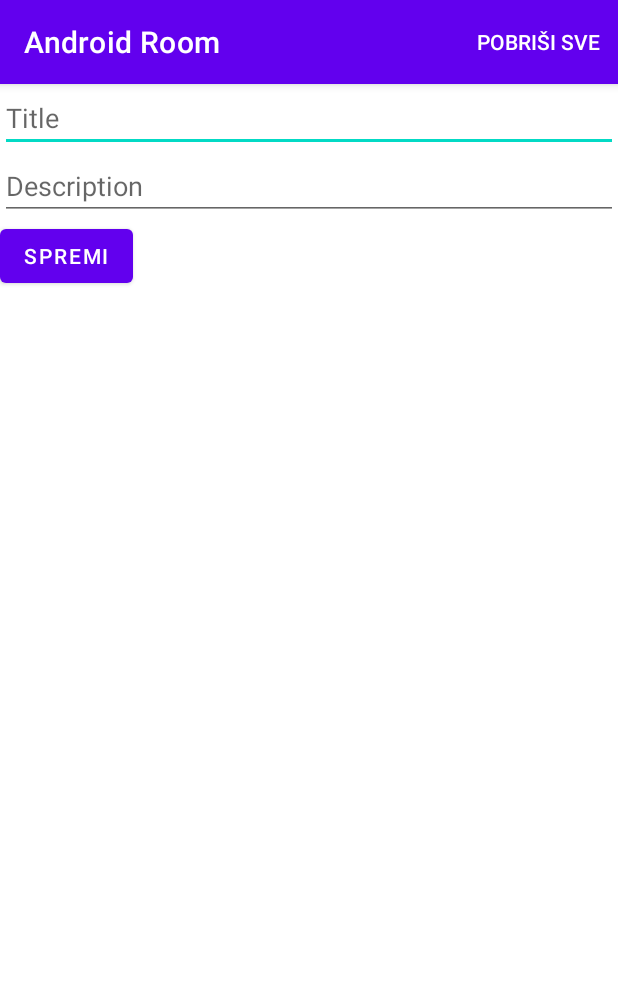
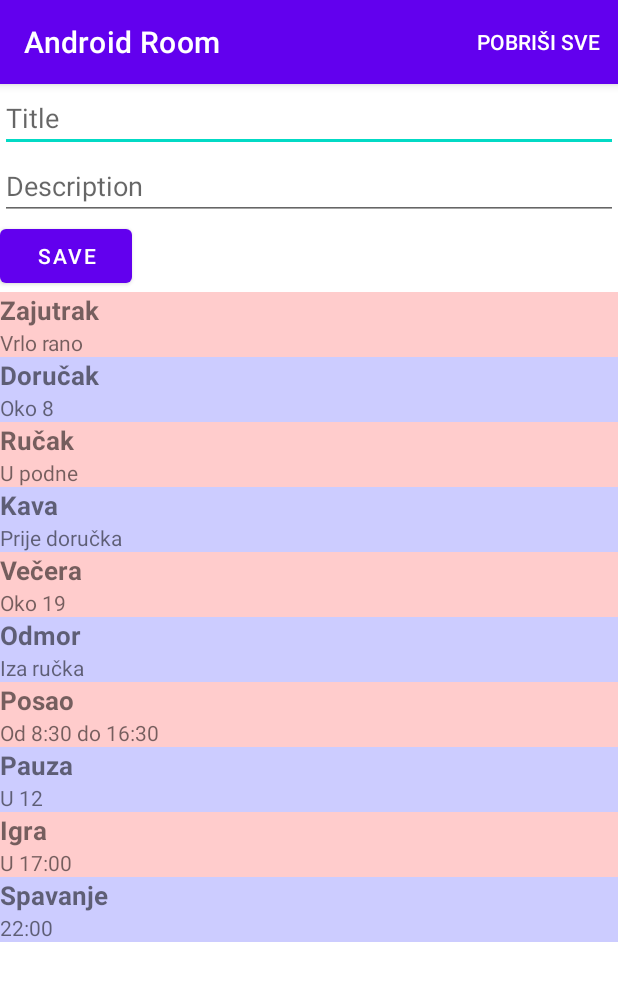
Before and after one commit to githubzaalgebru/AndroidRoom, an Android app: the screen it shows after launch (MainActivity), on a phone screen of 412 x 824 dp. Shown: the top 981 px of the screen. Run offline under Robolectric (Android 15) with nearby library versions, the phone set to English and light mode, and no system bars.

```diff
--- a/app/src/main/java/com/algebra/androidroom/MainActivity.kt
+++ b/app/src/main/java/com/algebra/androidroom/MainActivity.kt
@@ -7,6 +7,9 @@ import android.view.MenuItem
 import android.widget.Button
 import android.widget.EditText
 import android.widget.Toast
+import androidx.recyclerview.widget.LinearLayoutManager
+import com.algebra.androidroom.model.TodoEntity
+import com.algebra.androidroom.ui.TodosAdapter
 import kotlinx.android.synthetic.main.activity_main.*
 
 class MainActivity : AppCompatActivity( ) {
@@ -14,6 +17,22 @@ class MainActivity : AppCompatActivity( ) {
     override fun onCreate( savedInstanceState: Bundle? ) {
         super.onCreate( savedInstanceState )
         setContentView( R.layout.activity_main )
+
+        setupListeners( )
+        rView.layoutManager = LinearLayoutManager( this )
+        rView.adapter       = TodosAdapter( )
+        ( rView.adapter as TodosAdapter ).todos = mockList( )
+    }
+
+    private fun setupListeners( ) {
+        bSave.setOnClickListener {
+            val todo = readNewTodo( )
+            if( todo!=null ) {
+                Toast
+                    .makeText( this, "Todo $todo loaded", Toast.LENGTH_SHORT )
+                    .show( )
+            }
+        }
     }
 
     override fun onCreateOptionsMenu( menu: Menu? ): Boolean {
@@ -27,4 +46,33 @@ class MainActivity : AppCompatActivity( ) {
         }
         return true
     }
+
+    private fun readNewTodo( ) : TodoEntity? {
+        val title       = etTitle.text.toString( ).trim( )
+        val description = etDescription.text.toString( ).trim( )
+        if( title=="" )
+            etTitle.error = "Title is missing"
+        if( description=="" )
+            etDescription.error = "Description is missing"
+        if( title=="" || description=="" ) {
+            Toast.makeText(this, "Both fields must be filled", Toast.LENGTH_SHORT).show()
+            return null
+        }
+        return TodoEntity( 0, title, description )
+    }
+
+    private fun mockList( ) : List< TodoEntity > {
+        val lista = mutableListOf< TodoEntity >( )
+        lista.add( TodoEntity( 1,  "Zajutrak", "Vrlo rano" ))
+        lista.add( TodoEntity( 2,  "Doručak", "Oko 8" ) )
+        lista.add( TodoEntity( 3,  "Ručak", "U podne" ) )
+        lista.add( TodoEntity( 4,  "Kava", "Prije doručka" ) )
+        lista.add( TodoEntity( 5,  "Večera", "Oko 19" ) )
+        lista.add( TodoEntity( 6,  "Odmor", "Iza ručka" ) )
+        lista.add( TodoEntity( 7,  "Posao", "Od 8:30 do 16:30" ) )
+        lista.add( TodoEntity( 8,  "Pauza", "U 12" ) )
+        lista.add( TodoEntity( 9,  "Igra", "U 17:00" ) )
+        lista.add( TodoEntity( 10, "Spavanje", "22:00" ) )
+        return lista
+    }
 }
--- a/app/src/main/java/com/algebra/androidroom/model/TodoEntity.kt
+++ b/app/src/main/java/com/algebra/androidroom/model/TodoEntity.kt
@@ -4,4 +4,8 @@ class TodoEntity(
     var id          : Int,
     var title       : String,
     var description : String
-)
+) {
+    override fun toString(): String {
+        return "{\"id\":$id, \"title\":\"$title\", \"description\":\"$description\" }"
+    }
+}
--- a/app/src/main/res/layout/activity_main.xml
+++ b/app/src/main/res/layout/activity_main.xml
@@ -20,11 +20,11 @@
         android:id="@+id/bSave"
         android:layout_width="wrap_content"
         android:layout_height="wrap_content"
-        android:text="Spremi" />
+        android:text="Save" />
 
     <androidx.recyclerview.widget.RecyclerView
         android:id="@+id/rView"
-        android:layout_width="wrap_content"
+        android:layout_width="match_parent"
         android:layout_height="wrap_content" />
 
 </LinearLayout>
--- a/app/src/main/res/layout/todo_item.xml
+++ b/app/src/main/res/layout/todo_item.xml
@@ -6,6 +6,8 @@
 
     <TextView
         android:id="@+id/tvTitle"
+        android:textStyle="bold"
+        android:textSize="17dp"
         android:layout_width="match_parent"
         android:layout_height="wrap_content" />
 
```
